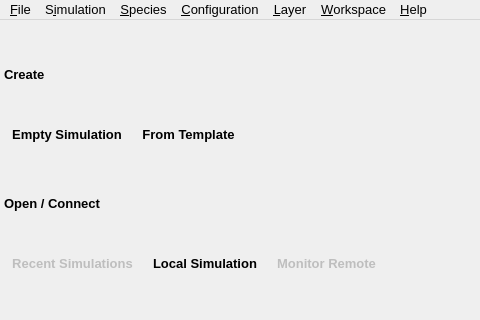
Above: src/gui/gui.ui from disorderedmaterials/dissolve before the change; both pictures show x 0 to 480 and y 0 to 320 of the 801 by 539 pixel window. Below: the same form after it.
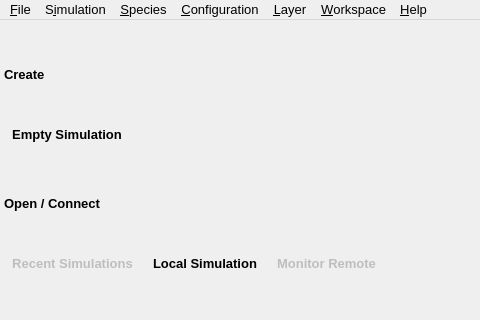
That is the form after the change. The open tabs and pages were chosen to show the change. Icons and pictures are not drawn. Custom widgets are drawn as their Qt base class.

Commit message: Remove system templates.

```diff
--- a/src/gui/gui.ui
+++ b/src/gui/gui.ui
@@ -162,48 +162,6 @@
               </property>
              </widget>
             </item>
-            <item>
-             <widget class="QToolButton" name="StartCreateFromTemplateButton">
-              <property name="sizePolicy">
-               <sizepolicy hsizetype="Minimum" vsizetype="Expanding">
-                <horstretch>0</horstretch>
-                <verstretch>0</verstretch>
-               </sizepolicy>
-              </property>
-              <property name="maximumSize">
-               <size>
-                <width>10000</width>
-                <height>10000</height>
-               </size>
-              </property>
-              <property name="font">
-               <font>
-                <pointsize>10</pointsize>
-                <weight>75</weight>
-                <bold>true</bold>
-               </font>
-              </property>
-              <property name="text">
-               <string>From Template</string>
-              </property>
-              <property name="icon">
-               <iconset resource="main.qrc">
-                <normaloff>:/start/icons/start_template.svg</normaloff>:/start/icons/start_template.svg</iconset>
-              </property>
-              <property name="iconSize">
-               <size>
-                <width>64</width>
-                <height>64</height>
-               </size>
-              </property>
-              <property name="toolButtonStyle">
-               <enum>Qt::ToolButtonTextUnderIcon</enum>
-              </property>
-              <property name="autoRaise">
-               <bool>true</bool>
-              </property>
-             </widget>
-            </item>
             <item>
              <spacer name="horizontalSpacer_4">
               <property name="orientation">
```
Left out of the diff: 9 changed lines with no effect on the pictures. The commit also changes 16 other files.
